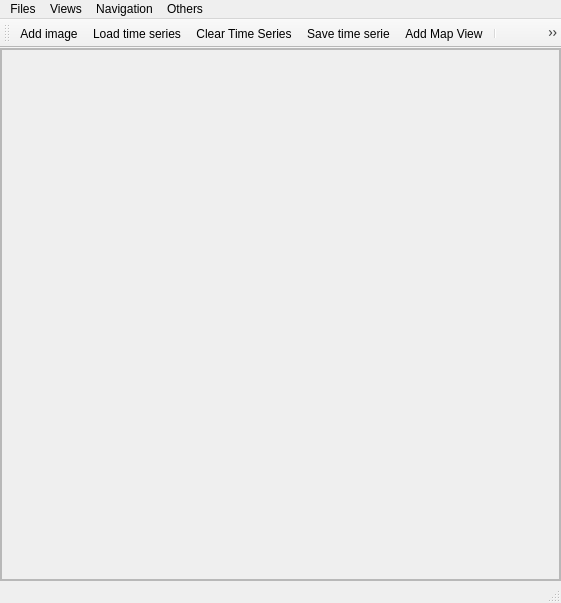
First picture: the form in timeseriesviewer/ui/timeseriesviewer.ui, repository jakimowb/eo-time-series-viewer, before the edit.
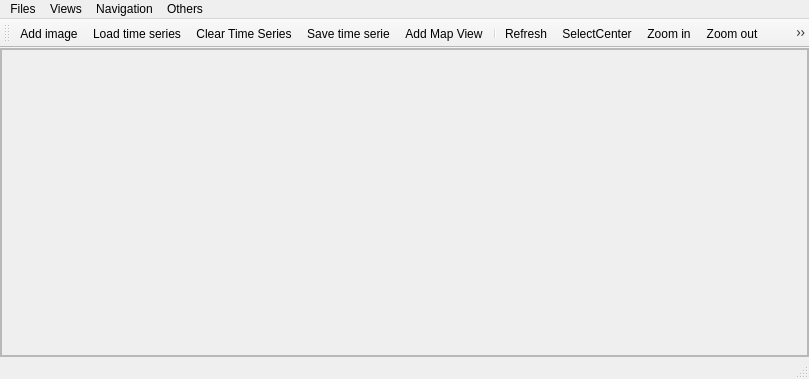
Second picture: the form after the edit. Icons and pictures are not drawn. Custom widgets are drawn as their Qt base class.

Commit message: minor widget changed, qgis interaction

```diff
--- a/timeseriesviewer/ui/timeseriesviewer.ui
+++ b/timeseriesviewer/ui/timeseriesviewer.ui
@@ -6,8 +6,8 @@
    <rect>
     <x>0</x>
     <y>0</y>
-    <width>561</width>
-    <height>603</height>
+    <width>809</width>
+    <height>379</height>
    </rect>
   </property>
   <property name="windowTitle">
@@ -80,8 +80,8 @@
         <rect>
          <x>0</x>
          <y>0</y>
-         <width>559</width>
-         <height>526</height>
+         <width>807</width>
+         <height>302</height>
         </rect>
        </property>
        <property name="sizePolicy">
@@ -128,7 +128,7 @@
     <rect>
      <x>0</x>
      <y>0</y>
-     <width>561</width>
+     <width>809</width>
      <height>21</height>
     </rect>
    </property>
@@ -194,6 +194,7 @@
    <addaction name="actionSaveTS"/>
    <addaction name="actionAddMapView"/>
    <addaction name="separator"/>
+   <addaction name="actionRefresh"/>
    <addaction name="actionSelectCenter"/>
    <addaction name="actionZoomIn"/>
    <addaction name="actionZoomOut"/>
@@ -537,6 +538,21 @@
     <string>Identify pixel time series for specific coordinate</string>
    </property>
   </action>
+  <action name="actionRefresh">
+   <property name="icon">
+    <iconset resource="resources.qrc">
+     <normaloff>:/timeseriesviewer/icons/mActionRefresh.png</normaloff>:/timeseriesviewer/icons/mActionRefresh.png</iconset>
+   </property>
+   <property name="text">
+    <string>Refresh</string>
+   </property>
+   <property name="toolTip">
+    <string>Refresh maps</string>
+   </property>
+   <property name="shortcut">
+    <string>F5</string>
+   </property>
+  </action>
  </widget>
  <customwidgets>
   <customwidget>
```
Left out of the diff: 9 changed lines with no effect on the pictures. The commit also changes 7 other files.
